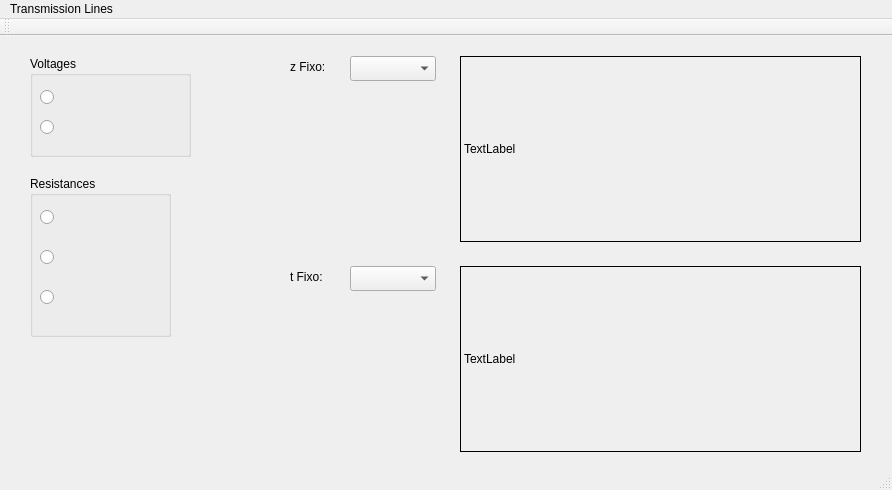
Above: TLine/mainwindow.ui from vinicius-r-silva/TLines_View before the change. Below: the same form after it.
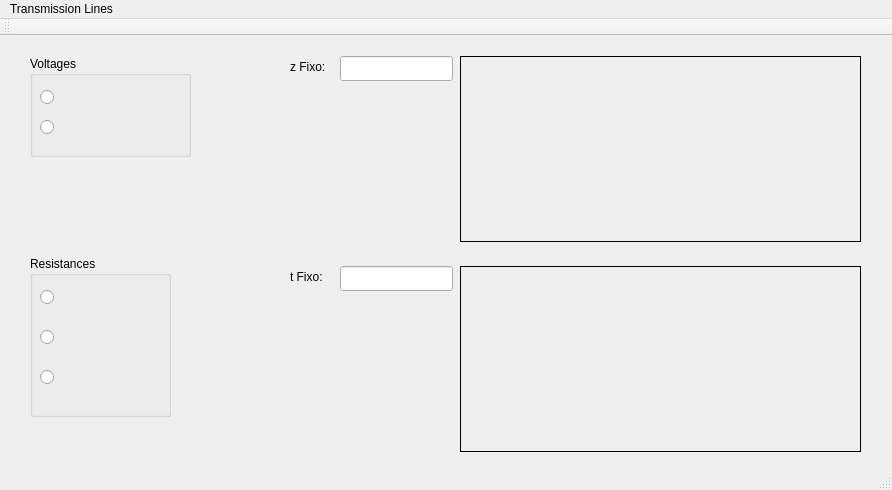
That is the form after the change.

Commit message: Switched combobox for a lineedit

Diff of the .ui file:
```diff
--- a/TLine/mainwindow.ui
+++ b/TLine/mainwindow.ui
@@ -72,7 +72,7 @@
     <property name="geometry">
      <rect>
       <x>30</x>
-      <y>140</y>
+      <y>220</y>
       <width>141</width>
       <height>161</height>
      </rect>
@@ -138,8 +138,11 @@
     <property name="frameShape">
      <enum>QFrame::Box</enum>
     </property>
+    <property name="lineWidth">
+     <number>1</number>
+    </property>
     <property name="text">
-     <string>TextLabel</string>
+     <string/>
     </property>
    </widget>
    <widget class="QLabel" name="tGraphic">
@@ -155,17 +158,7 @@
      <enum>QFrame::Box</enum>
     </property>
     <property name="text">
-     <string>TextLabel</string>
-    </property>
-   </widget>
-   <widget class="QComboBox" name="zBox">
-    <property name="geometry">
-     <rect>
-      <x>350</x>
-      <y>20</y>
-      <width>86</width>
-      <height>25</height>
-     </rect>
+     <string/>
     </property>
    </widget>
    <widget class="QLabel" name="z_Fixo">
@@ -181,16 +174,6 @@
      <string>z Fixo:</string>
     </property>
    </widget>
-   <widget class="QComboBox" name="tBox">
-    <property name="geometry">
-     <rect>
-      <x>350</x>
-      <y>230</y>
-      <width>86</width>
-      <height>25</height>
-     </rect>
-    </property>
-   </widget>
    <widget class="QLabel" name="t_Fixo">
     <property name="geometry">
      <rect>
@@ -204,6 +187,26 @@
      <string>t Fixo:</string>
     </property>
    </widget>
+   <widget class="QLineEdit" name="zLine">
+    <property name="geometry">
+     <rect>
+      <x>340</x>
+      <y>20</y>
+      <width>113</width>
+      <height>25</height>
+     </rect>
+    </property>
+   </widget>
+   <widget class="QLineEdit" name="tLine">
+    <property name="geometry">
+     <rect>
+      <x>340</x>
+      <y>230</y>
+      <width>113</width>
+      <height>25</height>
+     </rect>
+    </property>
+   </widget>
   </widget>
   <widget class="QStatusBar" name="statusBar"/>
   <widget class="QToolBar" name="mainToolBar">
```
Left out of the diff: 3 changed lines with no effect on the pictures. The commit also changes 2 other files.
